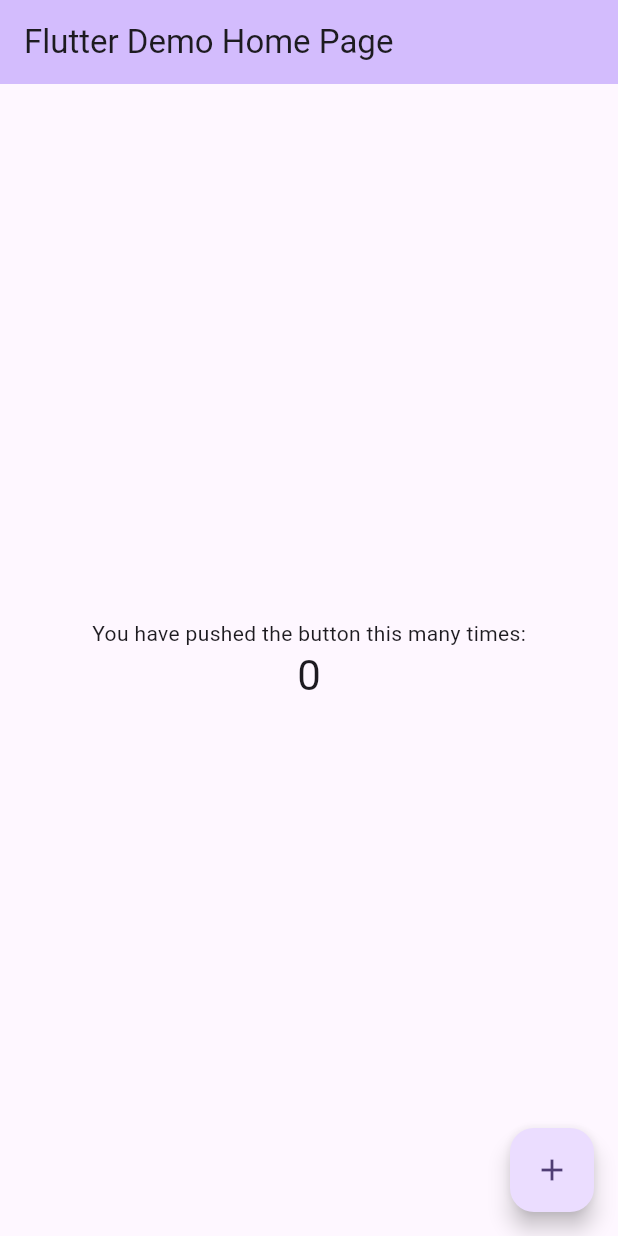
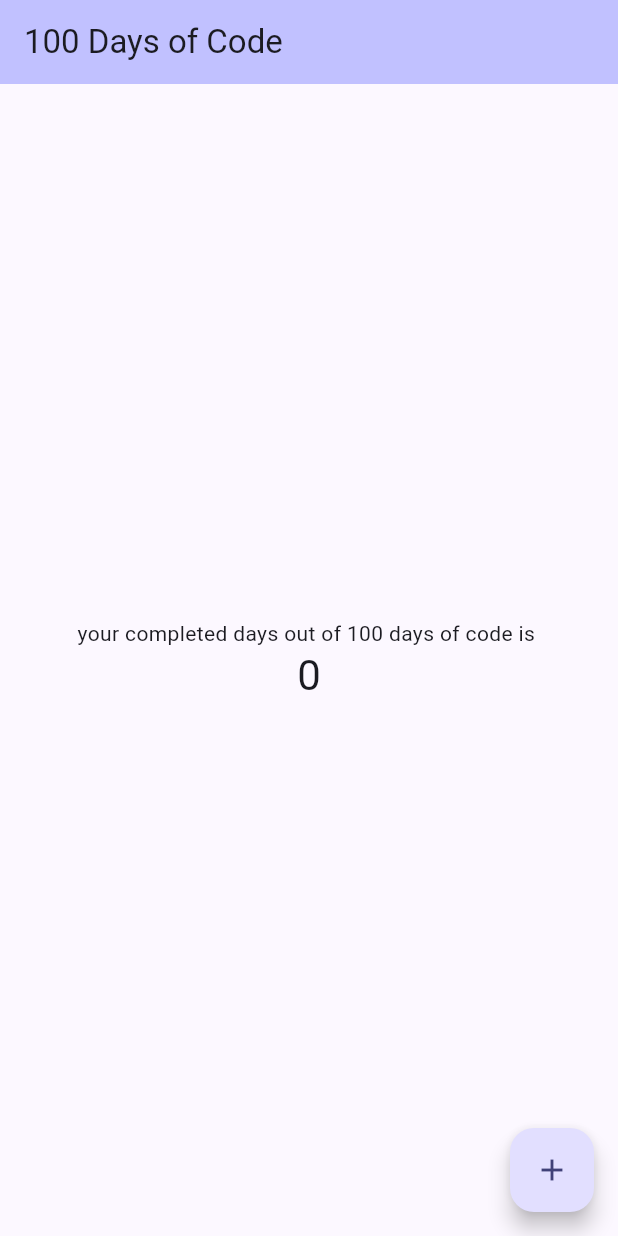
Before and after one commit to Jubibani/flutter-apps, a Flutter app: the screen it shows after launch, on a phone screen of 412 x 824 dp. Run offline on Flutter 3.47's test engine with Material 3 defaults, Android fonts, the light colour scheme and no system bars.

Commit message:
rebuilding from something
Just finished reviewing the fundamentals of Dart. now, I'm resetting and relearning flutter.

```diff
--- a/my_first_flutter_app/lib/main.dart
+++ b/my_first_flutter_app/lib/main.dart
@@ -13,25 +13,11 @@
     return MaterialApp(
       title: 'Flutter Demo',
       theme: ThemeData(
-        // This is the theme of your application.
-        //
-        // TRY THIS: Try running your application with "flutter run". You'll see
-        // the application has a purple toolbar. Then, without quitting the app,
-        // try changing the seedColor in the colorScheme below to Colors.green
-        // and then invoke "hot reload" (save your changes or press the "hot
-        // reload" button in a Flutter-supported IDE, or press "r" if you used
-        // the command line to start the app).
-        //
-        // Notice that the counter didn't reset back to zero; the application
-        // state is not lost during the reload. To reset the state, use hot
-        // restart instead.
-        //
-        // This works for code too, not just values: Most code changes can be
-        // tested with just a hot reload.
-        colorScheme: ColorScheme.fromSeed(seedColor: Colors.deepPurple),
+        colorScheme:
+            ColorScheme.fromSeed(seedColor: const Color.fromARGB(255, 1, 1, 2)),
         useMaterial3: true,
       ),
-      home: const MyHomePage(title: 'Flutter Demo Home Page'),
+      home: const MyHomePage(title: '100 Days of Code'),
     );
   }
 }
@@ -39,20 +25,13 @@
 class MyHomePage extends StatefulWidget {
   const MyHomePage({super.key, required this.title});
 
-  // This widget is the home page of your application. It is stateful, meaning
-  // that it has a State object (defined below) that contains fields that affect
-  // how it looks.
-
-  // This class is the configuration for the state. It holds the values (in this
-  // case the title) provided by the parent (in this case the App widget) and
-  // used by the build method of the State. Fields in a Widget subclass are
-  // always marked "final".
-
   final String title;
 
   @override
   State<MyHomePage> createState() => _MyHomePageState();
 }
+
+//function for asking did you miss a day?
 
 class _MyHomePageState extends State<MyHomePage> {
   int _counter = 0;
@@ -106,7 +85,7 @@
           mainAxisAlignment: MainAxisAlignment.center,
           children: <Widget>[
             const Text(
-              'You have pushed the button this many times:',
+              'your completed days out of 100 days of code is ',
             ),
             Text(
               '$_counter',
```
